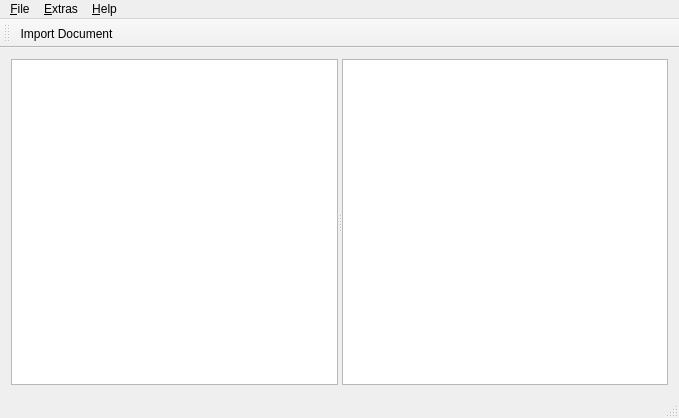
Above: mainwindow.ui from synrand/edim before the change. Below: the same form after it.
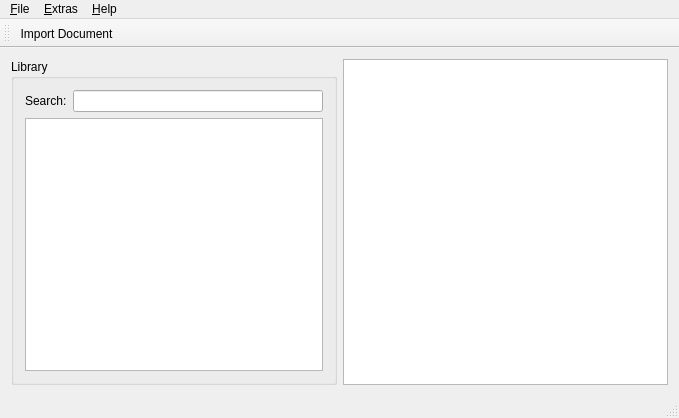
That is the form after the change. Icons and pictures are not drawn.

Commit message: Implemented search functionality. Doesn't work yet since we need something more advanced than QFileSystemModel

```diff
--- a/mainwindow.ui
+++ b/mainwindow.ui
@@ -20,14 +20,34 @@
   <widget class="QWidget" name="centralWidget">
    <layout class="QHBoxLayout" name="horizontalLayout">
     <item>
-     <widget class="QSplitter" name="splitter">
-      <property name="orientation">
-       <enum>Qt::Horizontal</enum>
+     <widget class="QGroupBox" name="groupBox">
+      <property name="title">
+       <string>Library</string>
       </property>
-      <widget class="QTreeView" name="treeViewLibrary"/>
-      <widget class="QGraphicsView" name="graphicsViewPreview"/>
+      <layout class="QVBoxLayout" name="verticalLayout">
+       <item>
+        <layout class="QFormLayout" name="formLayout">
+         <item row="0" column="0">
+          <widget class="QLabel" name="label">
+           <property name="text">
+            <string>Search:</string>
+           </property>
+          </widget>
+         </item>
+         <item row="0" column="1">
+          <widget class="QLineEdit" name="lineEditSearch"/>
+         </item>
+        </layout>
+       </item>
+       <item>
+        <widget class="QTreeView" name="treeViewLibrary"/>
+       </item>
+      </layout>
      </widget>
     </item>
+    <item>
+     <widget class="QGraphicsView" name="graphicsViewPreview"/>
+    </item>
    </layout>
   </widget>
   <widget class="QMenuBar" name="menuBar">
```
The commit also changes 4 other files.
